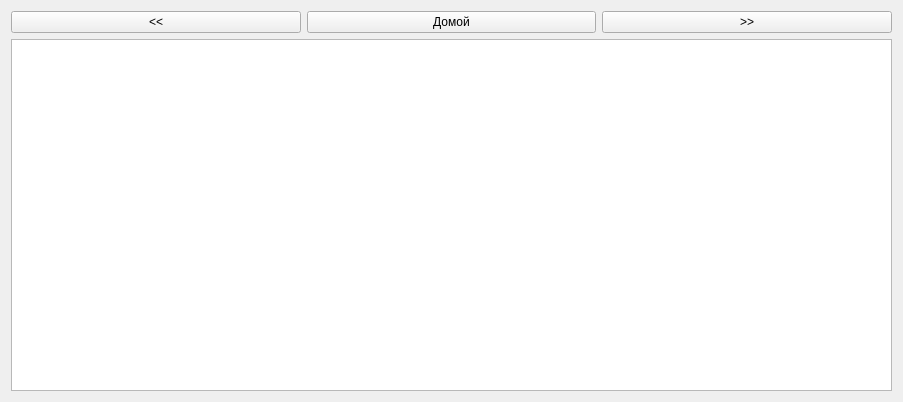
Before: the Qt Designer form helpbrowser.ui in RuslanGainanov/AddressBID, drawn with Qt 5.
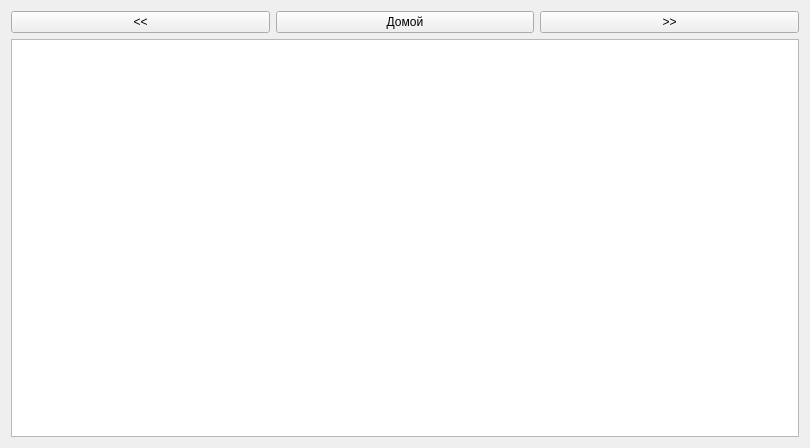
After: the same form once the commit is applied. Icons and pictures are not drawn.

Commit message:
Размеры окон приложения приведены к единому формату.
Исправлена ошибка при выполнении запроса из окна работы с БД.

The edit to the form file:
```diff
--- a/helpbrowser.ui
+++ b/helpbrowser.ui
@@ -6,8 +6,8 @@
    <rect>
     <x>0</x>
     <y>0</y>
-    <width>903</width>
-    <height>402</height>
+    <width>810</width>
+    <height>448</height>
    </rect>
   </property>
   <property name="windowTitle">
```
The commit also changes 2 other files.
